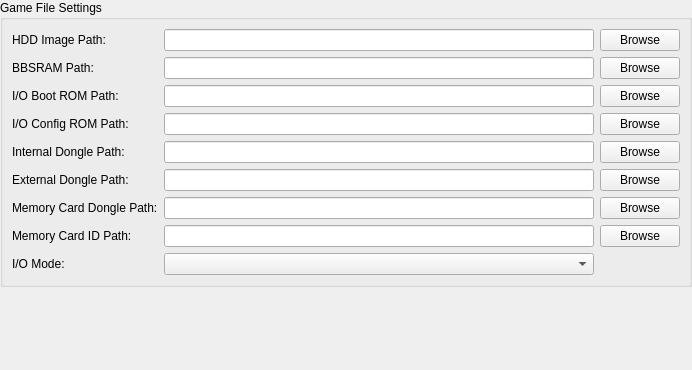
Before: the Qt Designer form pcsx2-qt/Settings/Python1SettingsWidget.ui in lemondrops/pcsx2-reliquary, drawn with Qt 5.
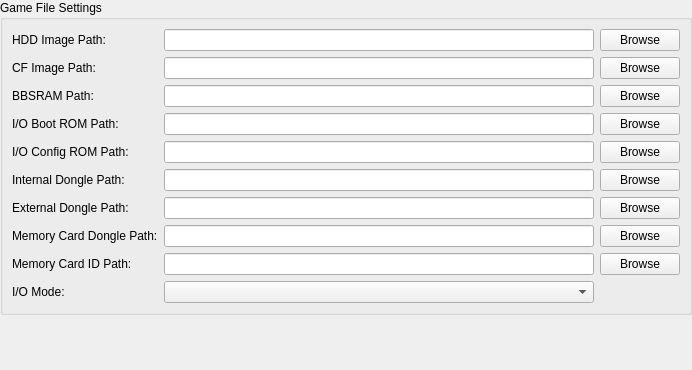
After: the same form once the commit is applied.

Commit message: kpy1: CF Read file config option. FatFs library added to work directly with fat16 hdd images

The edit to the form file:
```diff
--- a/pcsx2-qt/Settings/Python1SettingsWidget.ui
+++ b/pcsx2-qt/Settings/Python1SettingsWidget.ui
@@ -50,132 +50,149 @@
         </widget>
        </item>
         <item row="1" column="0">
-         <widget class="QLabel" name="bbsramLabel">
+         <widget class="QLabel" name="cfImageLabel">
+          <property name="text">
+           <string>CF Image Path:</string>
+          </property>
+         </widget>
+        </item>
+        <item row="1" column="1">
+         <widget class="QLineEdit" name="cfImagePath"/>
+        </item>
+        <item row="1" column="2">
+         <widget class="QPushButton" name="cfImageBrowse">
+          <property name="text">
+           <string>Browse</string>
+          </property>
+         </widget>
+        </item>
+         <item row="2" column="0">
+          <widget class="QLabel" name="bbsramLabel">
          <property name="text">
           <string>BBSRAM Path:</string>
         </property>
        </widget>
       </item>
-        <item row="1" column="1">
+        <item row="2" column="1">
          <widget class="QLineEdit" name="bbsramPath"/>
         </item>
-        <item row="1" column="2">
+        <item row="2" column="2">
          <widget class="QPushButton" name="bbsramBrowse">
         <property name="text">
          <string>Browse</string>
         </property>
        </widget>
       </item>
-        <item row="2" column="0">
+        <item row="3" column="0">
        <widget class="QLabel" name="ioBootRomLabel">
         <property name="text">
          <string>I/O Boot ROM Path:</string>
         </property>
        </widget>
       </item>
-        <item row="2" column="1">
+        <item row="3" column="1">
        <widget class="QLineEdit" name="ioBootRomPath"/>
       </item>
-        <item row="2" column="2">
+        <item row="3" column="2">
        <widget class="QPushButton" name="ioBootRomBrowse">
         <property name="text">
          <string>Browse</string>
         </property>
        </widget>
       </item>
-        <item row="3" column="0">
+        <item row="4" column="0">
        <widget class="QLabel" name="ioConfigRomLabel">
         <property name="text">
          <string>I/O Config ROM Path:</string>
         </property>
        </widget>
       </item>
-        <item row="3" column="1">
+        <item row="4" column="1">
        <widget class="QLineEdit" name="ioConfigRomPath"/>
       </item>
-        <item row="3" column="2">
+        <item row="4" column="2">
        <widget class="QPushButton" name="ioConfigRomBrowse">
         <property name="text">
          <string>Browse</string>
         </property>
        </widget>
       </item>
-        <item row="4" column="0">
+        <item row="5" column="0">
        <widget class="QLabel" name="internalDongleLabel">
         <property name="text">
          <string>Internal Dongle Path:</string>
         </property>
        </widget>
       </item>
-        <item row="4" column="1">
+        <item row="5" column="1">
        <widget class="QLineEdit" name="internalDonglePath"/>
       </item>
-        <item row="4" column="2">
+        <item row="5" column="2">
        <widget class="QPushButton" name="internalDongleBrowse">
         <property name="text">
          <string>Browse</string>
         </property>
        </widget>
       </item>
-        <item row="5" column="0">
+        <item row="6" column="0">
        <widget class="QLabel" name="externalDongleLabel">
         <property name="text">
          <string>External Dongle Path:</string>
         </property>
        </widget>
       </item>
-        <item row="5" column="1">
+        <item row="6" column="1">
        <widget class="QLineEdit" name="externalDonglePath"/>
       </item>
-        <item row="5" column="2">
+        <item row="6" column="2">
        <widget class="QPushButton" name="externalDongleBrowse">
         <property name="text">
          <string>Browse</string>
         </property>
        </widget>
       </item>
-        <item row="6" column="0">
+        <item row="7" column="0">
        <widget class="QLabel" name="memoryCardDongleLabel">
         <property name="text">
          <string>Memory Card Dongle Path:</string>
         </property>
        </widget>
       </item>
-        <item row="6" column="1">
+        <item row="7" column="1">
        <widget class="QLineEdit" name="memoryCardDonglePath"/>
       </item>
-        <item row="6" column="2">
+        <item row="7" column="2">
        <widget class="QPushButton" name="memoryCardDongleBrowse">
         <property name="text">
          <string>Browse</string>
         </property>
        </widget>
       </item>
-        <item row="7" column="0">
+        <item row="8" column="0">
        <widget class="QLabel" name="memoryCardIdLabel">
         <property name="text">
          <string>Memory Card ID Path:</string>
         </property>
        </widget>
       </item>
-        <item row="7" column="1">
+        <item row="8" column="1">
        <widget class="QLineEdit" name="memoryCardIdPath"/>
       </item>
-        <item row="7" column="2">
+        <item row="8" column="2">
        <widget class="QPushButton" name="memoryCardIdBrowse">
         <property name="text">
          <string>Browse</string>
         </property>
        </widget>
       </item>
-        <item row="8" column="0">
+        <item row="9" column="0">
        <widget class="QLabel" name="ioModeLabel">
         <property name="text">
          <string>I/O Mode:</string>
         </property>
        </widget>
       </item>
-        <item row="8" column="1">
+        <item row="9" column="1">
        <widget class="QComboBox" name="ioMode"/>
       </item>
       </layout>
```
The commit also changes 16 other files.
